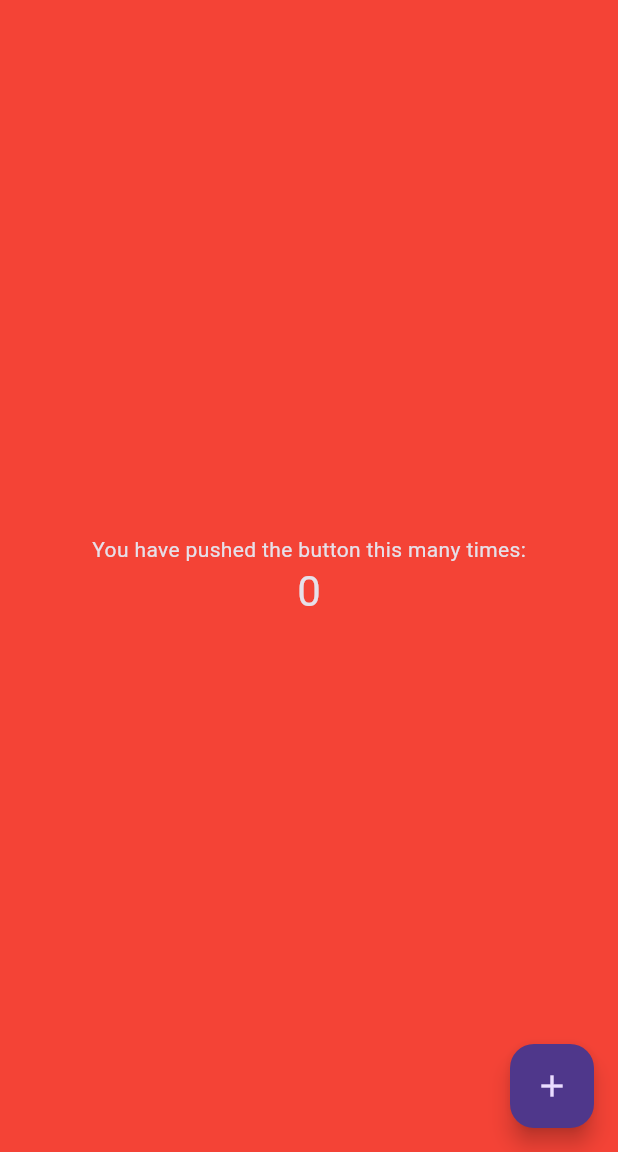
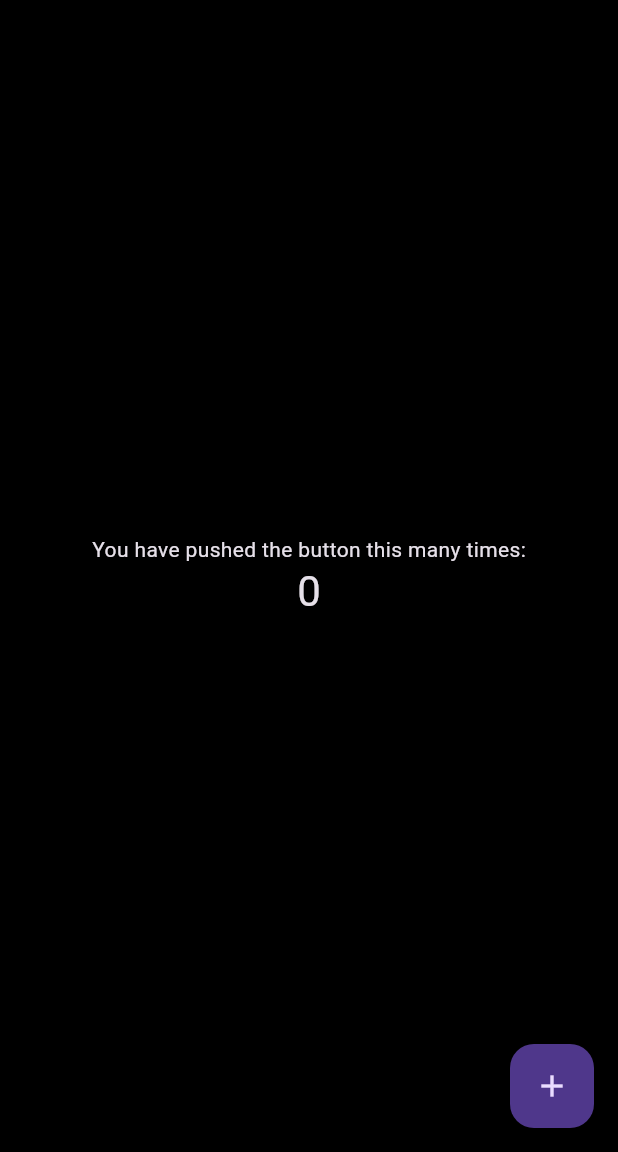
Before and after one commit to could-ai/0198d0ff-bb85-7809-a4a0-f50e08c039a2, a Flutter app: the screen it shows after launch, on a phone screen of 412 x 824 dp, the part 84-1236 px from its top. Run offline on Flutter 3.47's test engine with Material 3 defaults, Android fonts, the phone set to English and light mode, and no system bars.

Commit message:
将应用的背景颜色从红色改为黑色。通过修改MaterialApp的theme属性中的backgroundColor和scaffoldBackgroundColor，将它们从Colors.red更改为Colors.black，这样整个应用的背景就会变成纯黑色，同时保持深色主题的整体风格。

```diff
--- a/usr/lib/main.dart
+++ b/usr/lib/main.dart
@@ -13,8 +13,8 @@ class MyApp extends StatelessWidget {
       title: 'Flutter Demo',
       theme: ThemeData(
         brightness: Brightness.dark,
-        backgroundColor: Colors.red,
-        scaffoldBackgroundColor: Colors.red,
+        backgroundColor: Colors.black,
+        scaffoldBackgroundColor: Colors.black,
       ),
       home: const MyHomePage(title: 'Flutter Demo Home Page'),
     );
```
